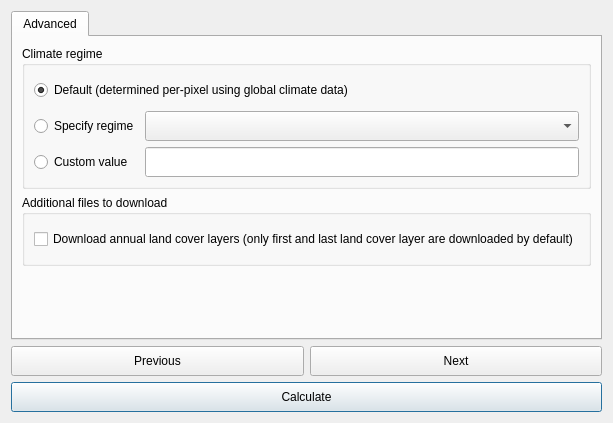
Qt form LDMP/gui/DlgCalculateSOC.ui (ConservationInternational/trends.earth) before a commit.
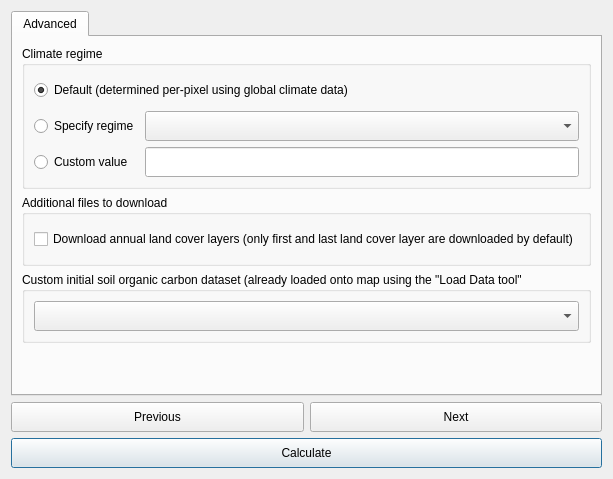
The same form after that commit.

Commit message: Update load data dialogs.

```diff
--- a/LDMP/gui/DlgCalculateSOC.ui
+++ b/LDMP/gui/DlgCalculateSOC.ui
@@ -165,6 +165,25 @@
          </layout>
         </widget>
        </item>
+       <item>
+        <widget class="QGroupBox" name="groupBox_3">
+         <property name="title">
+          <string>Custom initial soil organic carbon dataset (already loaded onto map using the &quot;Load Data tool&quot;</string>
+         </property>
+         <layout class="QVBoxLayout" name="verticalLayout_2">
+          <item>
+           <widget class="QComboBox" name="comboBox_custom_soc">
+            <property name="minimumSize">
+             <size>
+              <width>0</width>
+              <height>30</height>
+             </size>
+            </property>
+           </widget>
+          </item>
+         </layout>
+        </widget>
+       </item>
        <item>
         <spacer name="verticalSpacer">
          <property name="orientation">
```
The commit also changes 2 other files.
